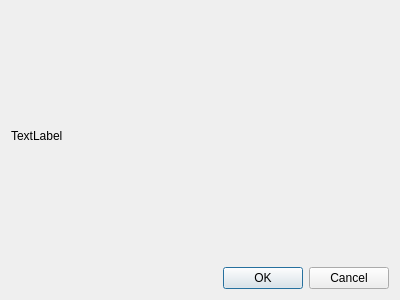
wybren1971/Fluxengine_GUI, file showlayout.ui: the form before one commit.
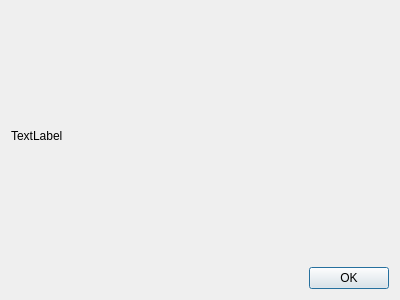
The form after the commit.

What changed in the file:
```diff
--- a/showlayout.ui
+++ b/showlayout.ui
@@ -27,7 +27,7 @@
       <enum>Qt::Horizontal</enum>
      </property>
      <property name="standardButtons">
-      <set>QDialogButtonBox::Cancel|QDialogButtonBox::Ok</set>
+      <set>QDialogButtonBox::Ok</set>
      </property>
     </widget>
    </item>
```
